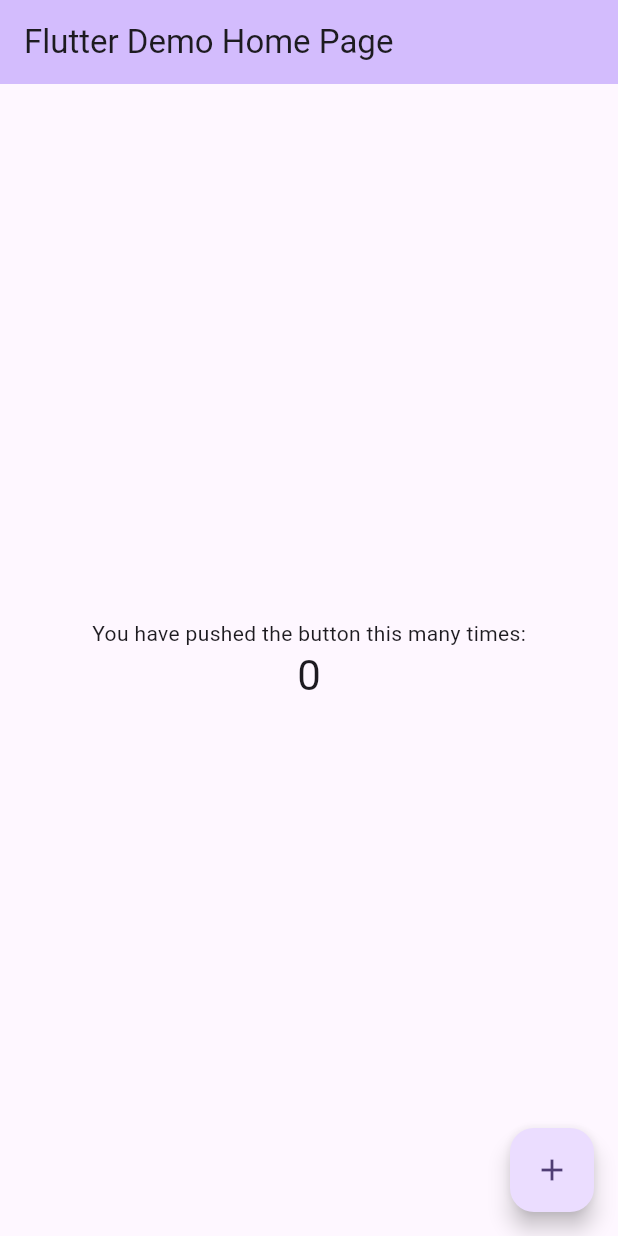
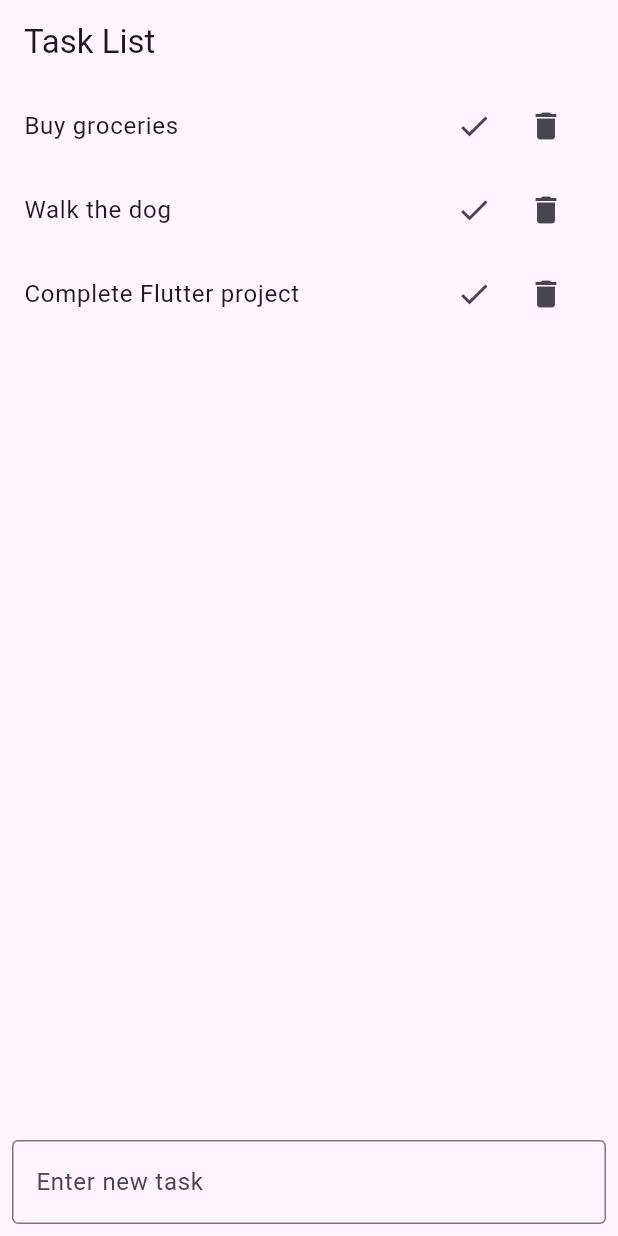
Before and after one commit to Samiz244/to_do_list, a Flutter app: the screen it shows after launch, on a phone screen of 412 x 824 dp. Run offline on Flutter 3.47's test engine with Material 3 defaults, Android fonts, the phone set to English and light mode, and no system bars.

Commit message:
Created a textfield and completition status for the list of tasks.

```diff
--- a/lib/main.dart
+++ b/lib/main.dart
@@ -1,125 +1,111 @@
 import 'package:flutter/material.dart';
 
-void main() {
-  runApp(const MyApp());
+class Task {
+  String name;
+  bool isCompleted;
+
+  Task({required this.name, this.isCompleted = false});
 }
 
-class MyApp extends StatelessWidget {
-  const MyApp({super.key});
+class TaskListScreen extends StatefulWidget {
+  @override
+  _TaskListScreenState createState() => _TaskListScreenState();
+}
 
-  // This widget is the root of your application.
+class _TaskListScreenState extends State<TaskListScreen> {
+  // Define a list of tasks as an instance variable
+  List<Task> tasks = [
+    Task(name: 'Buy groceries'),
+    Task(name: 'Walk the dog'),
+    Task(name: 'Complete Flutter project'),
+  ];
+
+  // Method to add a new task
+  void _addTask(String taskName) {
+    setState(() {
+      tasks.add(Task(name: taskName));
+    });
+  }
+
+  // Method to mark a task as completed
+  void _completeTask(int index) {
+    setState(() {
+      tasks[index].isCompleted = true;
+    });
+  }
+
+  // Method to remove a task
+  void _removeTask(int index) {
+    setState(() {
+      tasks.removeAt(index);
+    });
+  }
+
+  // Build the UI for the task list
   @override
   Widget build(BuildContext context) {
-    return MaterialApp(
-      title: 'Flutter Demo',
-      theme: ThemeData(
-        // This is the theme of your application.
-        //
-        // TRY THIS: Try running your application with "flutter run". You'll see
-        // the application has a purple toolbar. Then, without quitting the app,
-        // try changing the seedColor in the colorScheme below to Colors.green
-        // and then invoke "hot reload" (save your changes or press the "hot
-        // reload" button in a Flutter-supported IDE, or press "r" if you used
-        // the command line to start the app).
-        //
-        // Notice that the counter didn't reset back to zero; the application
-        // state is not lost during the reload. To reset the state, use hot
-        // restart instead.
-        //
-        // This works for code too, not just values: Most code changes can be
-        // tested with just a hot reload.
-        colorScheme: ColorScheme.fromSeed(seedColor: Colors.deepPurple),
-        useMaterial3: true,
+    return Scaffold(
+      appBar: AppBar(
+        title: Text('Task List'),
       ),
-      home: const MyHomePage(title: 'Flutter Demo Home Page'),
+      body: Column(
+        children: [
+          Expanded(
+            child: ListView.builder(
+              itemCount: tasks.length,
+              itemBuilder: (context, index) {
+                return ListTile(
+                  title: Text(
+                    tasks[index].name,
+                    style: TextStyle(
+                      decoration: tasks[index].isCompleted
+                          ? TextDecoration.lineThrough
+                          : TextDecoration.none,
+                    ),
+                  ),
+                  trailing: Row(
+                    mainAxisSize: MainAxisSize.min,
+                    children: [
+                      // Button to mark the task as completed
+                      IconButton(
+                        icon: Icon(Icons.check),
+                        onPressed: tasks[index].isCompleted
+                            ? null
+                            : () => _completeTask(index),
+                      ),
+                      // Button to remove the task
+                      IconButton(
+                        icon: Icon(Icons.delete),
+                        onPressed: () => _removeTask(index),
+                      ),
+                    ],
+                  ),
+                );
+              },
+            ),
+          ),
+          Padding(
+            padding: const EdgeInsets.all(8.0),
+            child: TextField(
+              decoration: InputDecoration(
+                labelText: 'Enter new task',
+                border: OutlineInputBorder(),
+              ),
+              onSubmitted: (value) {
+                if (value.isNotEmpty) {
+                  _addTask(value);
+                }
+              },
+            ),
+          ),
+        ],
+      ),
     );
   }
 }
 
-class MyHomePage extends StatefulWidget {
-  const MyHomePage({super.key, required this.title});
-
-  // This widget is the home page of your application. It is stateful, meaning
-  // that it has a State object (defined below) that contains fields that affect
-  // how it looks.
-
-  // This class is the configuration for the state. It holds the values (in this
-  // case the title) provided by the parent (in this case the App widget) and
-  // used by the build method of the State. Fields in a Widget subclass are
-  // always marked "final".
-
-  final String title;
-
-  @override
-  State<MyHomePage> createState() => _MyHomePageState();
+void main() {
+  runApp(MaterialApp(
+    home: TaskListScreen(),
+  ));
 }
-
-class _MyHomePageState extends State<MyHomePage> {
-  int _counter = 0;
-
-  void _incrementCounter() {
-    setState(() {
-      // This call to setState tells the Flutter framework that something has
-      // changed in this State, which causes it to rerun the build method below
-      // so that the display can reflect the updated values. If we changed
-      // _counter without calling setState(), then the build method would not be
-      // called again, and so nothing would appear to happen.
-      _counter++;
-    });
-  }
-
-  @override
-  Widget build(BuildContext context) {
-    // This method is rerun every time setState is called, for instance as done
-    // by the _incrementCounter method above.
-    //
-    // The Flutter framework has been optimized to make rerunning build methods
-    // fast, so that you can just rebuild anything that needs updating rather
-    // than having to individually change instances of widgets.
-    return Scaffold(
-      appBar: AppBar(
-        // TRY THIS: Try changing the color here to a specific color (to
-        // Colors.amber, perhaps?) and trigger a hot reload to see the AppBar
-        // change color while the other colors stay the same.
-        backgroundColor: Theme.of(context).colorScheme.inversePrimary,
-        // Here we take the value from the MyHomePage object that was created by
-        // the App.build method, and use it to set our appbar title.
-        title: Text(widget.title),
-      ),
-      body: Center(
-        // Center is a layout widget. It takes a single child and positions it
-        // in the middle of the parent.
-        child: Column(
-          // Column is also a layout widget. It takes a list of children and
-          // arranges them vertically. By default, it sizes itself to fit its
-          // children horizontally, and tries to be as tall as its parent.
-          //
-          // Column has various properties to control how it sizes itself and
-          // how it positions its children. Here we use mainAxisAlignment to
-          // center the children vertically; the main axis here is the vertical
-          // axis because Columns are vertical (the cross axis would be
-          // horizontal).
-          //
-          // TRY THIS: Invoke "debug painting" (choose the "Toggle Debug Paint"
-          // action in the IDE, or press "p" in the console), to see the
-          // wireframe for each widget.
-          mainAxisAlignment: MainAxisAlignment.center,
-          children: <Widget>[
-            const Text(
-              'You have pushed the button this many times:',
-            ),
-            Text(
-              '$_counter',
-              style: Theme.of(context).textTheme.headlineMedium,
-            ),
-          ],
-        ),
-      ),
-      floatingActionButton: FloatingActionButton(
-        onPressed: _incrementCounter,
-        tooltip: 'Increment',
-        child: const Icon(Icons.add),
-      ), // This trailing comma makes auto-formatting nicer for build methods.
-    );
-  }
-}
```
